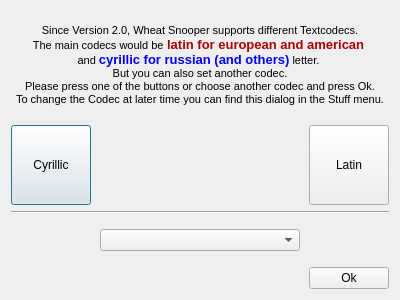
Qt form trunk/src/wormnet/codecselectdia.ui (svn2github/twsoldunsupported) before a commit.
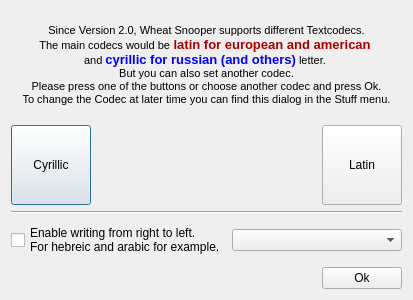
The same form after that commit.

Diff of the .ui file:
```diff
--- a/trunk/src/wormnet/codecselectdia.ui
+++ b/trunk/src/wormnet/codecselectdia.ui
@@ -103,26 +103,27 @@
      <item>
       <layout class="QHBoxLayout" name="horizontalLayout_2">
        <item>
-        <spacer name="horizontalSpacer_3">
-         <property name="orientation">
-          <enum>Qt::Horizontal</enum>
+        <widget class="QCheckBox" name="cbrighToLeft">
+         <property name="text">
+          <string>Enable writing from right to left.
+For hebreic and arabic for example.</string>
          </property>
-         <property name="sizeHint" stdset="0">
-          <size>
-           <width>121</width>
-           <height>41</height>
-          </size>
-         </property>
-        </spacer>
+        </widget>
        </item>
        <item>
         <widget class="QComboBox" name="comboBox">
          <property name="minimumSize">
           <size>
-           <width>200</width>
+           <width>170</width>
            <height>0</height>
           </size>
          </property>
+         <property name="maximumSize">
+          <size>
+           <width>170</width>
+           <height>16777215</height>
+          </size>
+         </property>
         </widget>
        </item>
        <item>
```
